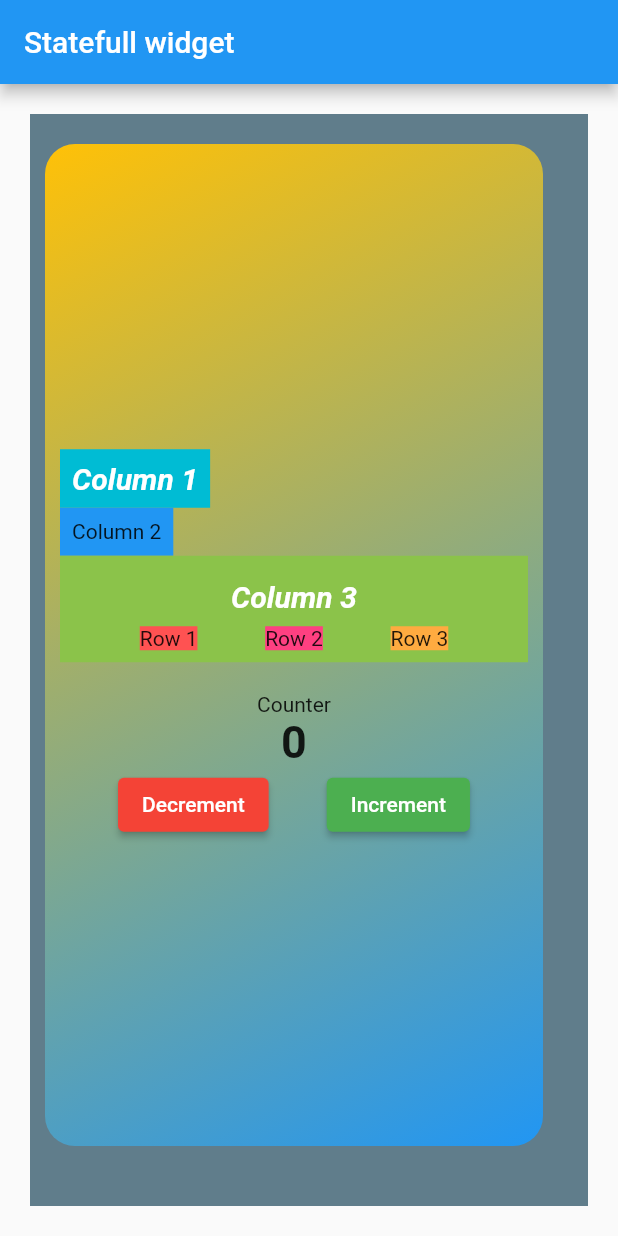
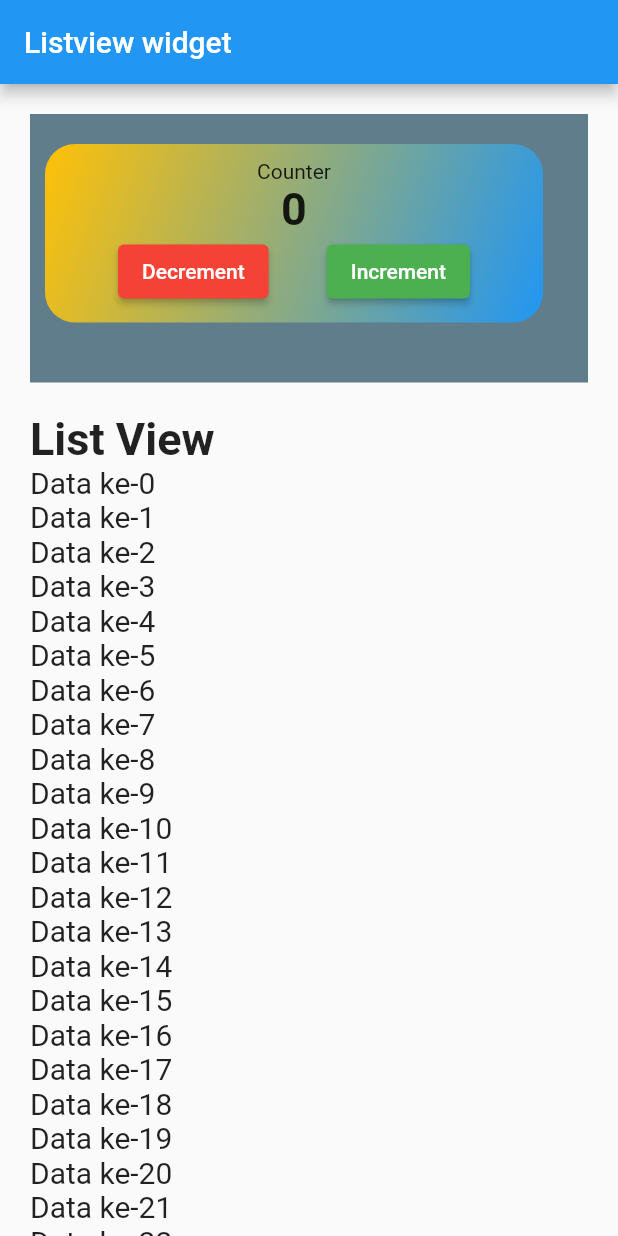
Before and after one commit to nadrianfikri/learn-flutter, a Flutter app: the screen it shows after launch, on a phone screen of 412 x 824 dp. Run offline on Flutter 3.47's test engine with Material 2 defaults, Android fonts, the phone set to English and light mode, and no system bars.

Commit message:
feat: list view

```diff
--- a/lib/main.dart
+++ b/lib/main.dart
@@ -11,6 +11,13 @@ class MyApp extends StatefulWidget {
 
 class _MyAppState extends State<MyApp> {
   int counter = 0;
+  List<Widget> widgets = [];
+
+  _MyAppState() {
+    for (int i = 0; i < 100; i++) {
+      widgets.add(Text('Data ke-$i', style: const TextStyle(fontSize: 20)));
+    }
+  }
 
   void increment() {
     setState(() {
@@ -29,12 +36,13 @@ class _MyAppState extends State<MyApp> {
     return MaterialApp(
       home: Scaffold(
         appBar: AppBar(
-          title: const Text('Statefull widget'),
+          title: const Text('Listview widget'),
         ),
-        body: Container(
+        body: ListView(padding: const EdgeInsets.all(20), children: [
+          Container(
             color: Colors.blueGrey,
             padding: const EdgeInsets.fromLTRB(10, 20, 30, 40),
-          margin: const EdgeInsets.all(20),
+            margin: const EdgeInsets.only(bottom: 20),
             child: Container(
               padding: const EdgeInsets.all(10),
               decoration: BoxDecoration(
@@ -44,71 +52,9 @@ class _MyAppState extends State<MyApp> {
                       end: Alignment.bottomRight,
                       colors: <Color>[Colors.amber, Colors.blue])),
               child: Column(
-              mainAxisAlignment: MainAxisAlignment.center,
                 crossAxisAlignment: CrossAxisAlignment.start,
                 children: <Widget>[
-                Container(
-                  color: Colors.cyan,
-                  child: const Padding(
-                    padding: EdgeInsets.all(8.0),
-                    child: Text(
-                      'Column 1',
-                      textAlign: TextAlign.center,
-                      style: TextStyle(
-                          color: Colors.white,
-                          fontStyle: FontStyle.italic,
-                          fontWeight: FontWeight.w600,
-                          fontSize: 20),
-                    ),
-                  ),
-                ),
-                Container(
-                  color: Colors.blue,
-                  child: const Padding(
-                    padding: EdgeInsets.all(8.0),
-                    child: Text(
-                      'Column 2',
-                    ),
-                  ),
-                ),
-                Container(
-                  color: Colors.lightGreen,
-                  child: Padding(
-                      padding: const EdgeInsets.all(8.0),
-                      child: Column(
-                        children: [
-                          const Padding(
-                            padding: EdgeInsets.all(8.0),
-                            child: Text(
-                              'Column 3',
-                              textAlign: TextAlign.center,
-                              style: TextStyle(
-                                  color: Colors.white,
-                                  fontStyle: FontStyle.italic,
-                                  fontWeight: FontWeight.w600,
-                                  fontSize: 20),
-                            ),
-                          ),
-                          Row(
-                            mainAxisAlignment: MainAxisAlignment.spaceEvenly,
-                            children: [
-                              Container(
-                                  color: Colors.redAccent,
-                                  child: const Text('Row 1')),
-                              Container(
-                                  color: Colors.pinkAccent,
-                                  child: const Text('Row 2')),
-                              Container(
-                                  color: Colors.orangeAccent,
-                                  child: const Text('Row 3')),
-                            ],
-                          ),
-                        ],
-                      )),
-                ),
                   Center(
-                  child: Container(
-                    padding: const EdgeInsets.only(top: 20),
                     child: Column(
                       children: <Widget>[
                         const Text('Counter'),
@@ -133,11 +79,16 @@ class _MyAppState extends State<MyApp> {
                       ],
                     ),
                   ),
-                )
                 ],
               ),
             ),
           ),
+          const Text(
+            'List View',
+            style: TextStyle(fontWeight: FontWeight.w600, fontSize: 30),
+          ),
+          ...widgets
+        ]),
       ),
     );
   }
```
Lines whose indentation alone changed are shown as unchanged.
